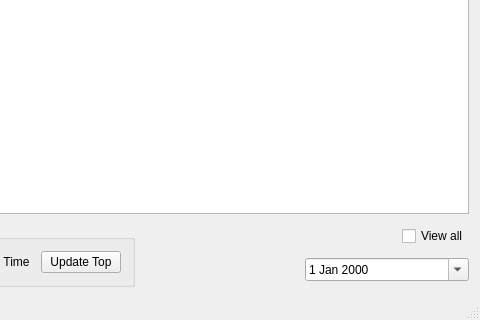
First picture: the form in softtop.ui, repository svadum/SoftTop-UserAssistant, before the edit; both pictures show x 168 to 648 and y 142 to 462 of the 648 by 462 pixel window.
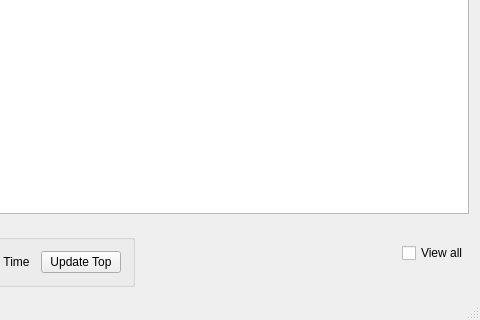
Second picture: the form after the edit. Icons and pictures are not drawn.

The edit to the form file:
```diff
--- a/softtop.ui
+++ b/softtop.ui
@@ -99,19 +99,6 @@
          <layout class="QVBoxLayout" name="verticalLayout">
           <item>
            <layout class="QHBoxLayout" name="horizontalLayout_2">
-            <item>
-             <spacer name="horizontalSpacer">
-              <property name="orientation">
-               <enum>Qt::Horizontal</enum>
-              </property>
-              <property name="sizeHint" stdset="0">
-               <size>
-                <width>40</width>
-                <height>20</height>
-               </size>
-              </property>
-             </spacer>
-            </item>
             <item>
              <widget class="QCheckBox" name="viewAllcheckBox">
               <property name="cursor">
@@ -124,13 +111,6 @@
             </item>
            </layout>
           </item>
-          <item>
-           <widget class="QDateEdit" name="dateEdit">
-            <property name="calendarPopup">
-             <bool>true</bool>
-            </property>
-           </widget>
-          </item>
          </layout>
         </item>
        </layout>
```
